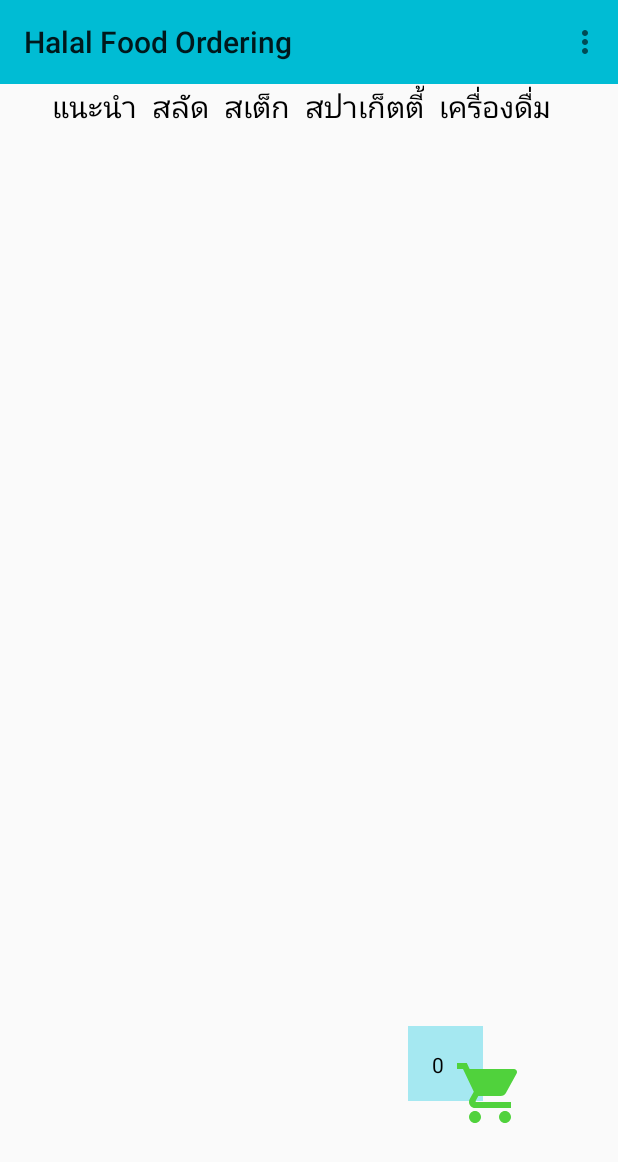
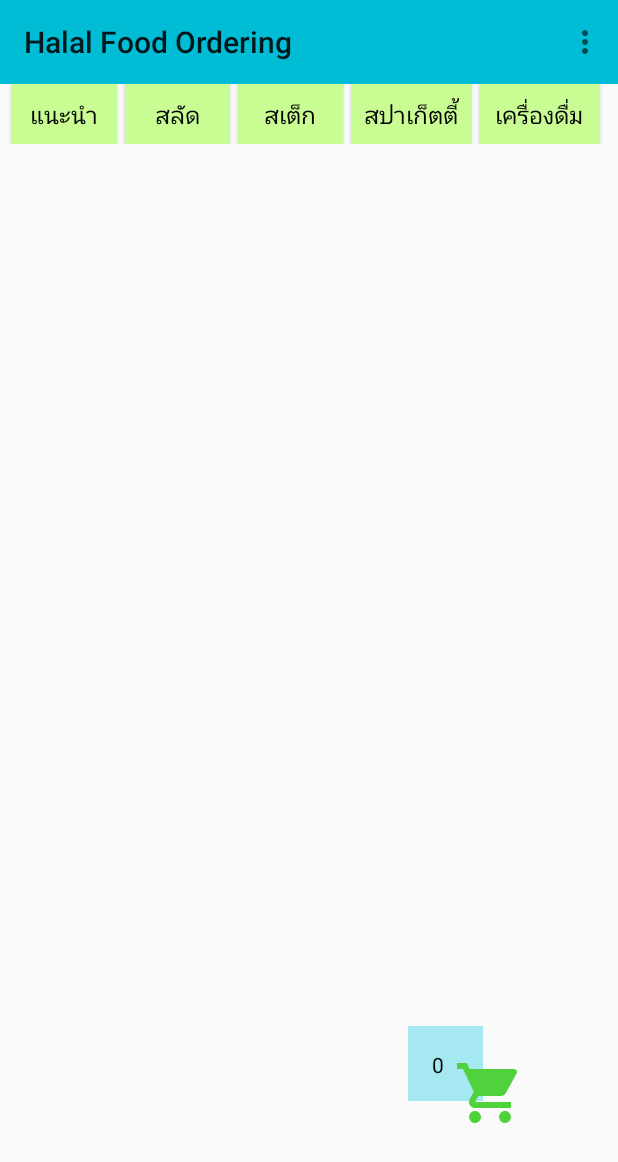
Before and after one commit to pawinee25/Raansalatpak, an Android app: the MainActivity screen opened directly, with no data from a screen before it, on a phone screen of 412 x 824 dp. Shown: the top 1162 px of the screen. Run offline under Robolectric (Android 15) with nearby library versions, the phone set to English and light mode, and no system bars; libraries missing offline, so code that uses them is left out: com.adedom.library; 3 statements that could not run were skipped.

Commit message:
complete 1/11/64

```diff
--- a/app/src/main/java/com/example/raansalatpak/CartActivity.java
+++ b/app/src/main/java/com/example/raansalatpak/CartActivity.java
@@ -80,13 +80,13 @@ public class CartActivity extends AppCompatActivity {
         AlertDialog.Builder dialog = new AlertDialog.Builder(this);
         dialog.setTitle("ยืนยันคำสั่งซื้อ");
         dialog.setMessage("คุณต้องการสั่งอาหารใช่หรือไม่?   กรุณามารับอาหารหลังจากที่สั่งในอีก45นาที");
-        dialog.setNegativeButton("Cancel", new DialogInterface.OnClickListener() {
+        dialog.setNegativeButton("ยกเลิก", new DialogInterface.OnClickListener() {
             @Override
             public void onClick(DialogInterface dialogInterface, int i) {
                 dialogInterface.dismiss();
             }
         });
-        dialog.setPositiveButton("OK", new DialogInterface.OnClickListener() {
+        dialog.setPositiveButton("ยืนยัน", new DialogInterface.OnClickListener() {
             @Override
             public void onClick(DialogInterface dialogInterface, int i) {
                 insertOrder();
--- a/app/src/main/java/com/example/raansalatpak/MainActivity.java
+++ b/app/src/main/java/com/example/raansalatpak/MainActivity.java
@@ -6,6 +6,7 @@ import android.os.Bundle;
 import android.view.Menu;
 import android.view.MenuItem;
 import android.view.View;
+import android.widget.Button;
 import android.widget.ImageView;
 import android.widget.TextView;
 import android.widget.Toast;
@@ -24,11 +25,11 @@ import java.util.ArrayList;
 public class MainActivity extends AppCompatActivity {
 
     private static int REQUEST_CODE_CART = 101;
-    private TextView mTvrecommend;
-    private TextView mTvsalat;
-    private TextView mTvspaghetti;
-    private TextView mTvsteak;
-    private TextView mTvdrinks;
+    private Button mTvrecommend;
+    private Button mTvsalat;
+    private Button mTvspaghetti;
+    private Button mTvsteak;
+    private Button mTvdrinks;
     private static final String TAG = "MainActivity";
     private ArrayList<Product> items;
     private RecyclerView mRecyclerView;
@@ -137,11 +138,11 @@ public class MainActivity extends AppCompatActivity {
         toolbar.setTitle("Halal Food Ordering");
         setSupportActionBar(toolbar);
 
-        mTvrecommend = (TextView) findViewById(R.id.tv_recommend);
-        mTvsalat = (TextView) findViewById(R.id.tv_salat);
-        mTvspaghetti = (TextView) findViewById(R.id.tv_spaghetti);
-        mTvsteak = (TextView) findViewById(R.id.tv_steak);
-        mTvdrinks = (TextView) findViewById(R.id.tv_drinks);
+        mTvrecommend = (Button) findViewById(R.id.tv_recommend);
+        mTvsalat = (Button) findViewById(R.id.tv_salat);
+        mTvspaghetti = (Button) findViewById(R.id.tv_spaghetti);
+        mTvsteak = (Button) findViewById(R.id.tv_steak);
+        mTvdrinks = (Button) findViewById(R.id.tv_drinks);
         mTvOrder = (TextView) findViewById(R.id.tvOrder);
         mIvCart = (ImageView) findViewById(R.id.iv_imageCart);
 
--- a/app/src/main/java/com/example/raansalatpak/RegisterActivity.java
+++ b/app/src/main/java/com/example/raansalatpak/RegisterActivity.java
@@ -31,9 +31,7 @@ public class RegisterActivity extends AppCompatActivity {
     protected void onCreate(Bundle savedInstanceState) {
         super.onCreate(savedInstanceState);
         setContentView(R.layout.activity_register);
-        Toolbar toolbar = (Toolbar) findViewById(R.id.toolbar);
-        toolbar.setTitle("กรอกรายละเอียดเพื่อสมัครสมาชิก");
-        setSupportActionBar(toolbar);
+
 
         mEdtname = (EditText) findViewById(R.id.edt_name);
         mEdtsurname = (EditText) findViewById(R.id.edt_surname);
--- a/app/src/main/res/layout/activity_main.xml
+++ b/app/src/main/res/layout/activity_main.xml
@@ -16,6 +16,16 @@
         app:layout_constraintStart_toStartOf="parent"
         app:layout_constraintTop_toTopOf="parent" />
 
+<!--    <ScrollView-->
+<!--        android:layout_width="match_parent"-->
+<!--        android:layout_height="wrap_content"-->
+<!--        android:fillViewport="true"-->
+<!--        android:scrollbars = "horizontal"-->
+<!--        android:scrollbarStyle="insideInset"-->
+<!--        tools:ignore="MissingConstraints"-->
+<!--        app:layout_constraintEnd_toEndOf="parent"-->
+<!--        app:layout_constraintStart_toStartOf="parent"-->
+<!--        app:layout_constraintTop_toBottomOf="@+id/toolbar">-->
     <LinearLayout
         android:id="@+id/tab"
         android:layout_width="match_parent"
@@ -26,58 +36,66 @@
         app:layout_constraintStart_toStartOf="parent"
         app:layout_constraintTop_toBottomOf="@+id/toolbar">
 
-        <TextView
+
+        <Button
             android:id="@+id/tv_recommend"
-            android:layout_width="wrap_content"
-            android:layout_height="wrap_content"
-            android:layout_marginRight="10dp"
+            android:layout_width="70dp"
+            android:layout_marginLeft="15dp"
+            android:layout_marginRight="5dp"
+            android:layout_height="40dp"
+            android:background="#C9FD94"
+            android:layout_marginStart="10dp"
             android:text="แนะนำ"
             android:textColor="@color/black"
-            android:textSize="20dp"
+            android:textSize="16dp"
             app:layout_constraintEnd_toStartOf="@+id/tv_salat"
             app:layout_constraintStart_toEndOf="parent"
             app:layout_constraintTop_toTopOf="parent" />
 
-        <TextView
+        <Button
             android:id="@+id/tv_salat"
-            android:layout_width="wrap_content"
-            android:layout_height="wrap_content"
+            android:layout_width="70dp"
+            android:layout_marginLeft="5dp"
+            android:layout_marginRight="5dp"
+            android:background="#C9FD94"
+            android:layout_height="40dp"
             android:textColor="@color/black"
-            android:layout_marginRight="10dp"
             android:text="สลัด"
-            android:textSize="20dp" />
+            android:textSize="16dp" />
 
-        <TextView
+        <Button
             android:id="@+id/tv_steak"
-            android:layout_width="wrap_content"
-            android:layout_height="wrap_content"
-            android:layout_marginRight="10dp"
+            android:layout_width="70dp"
+            android:layout_marginRight="5dp"
+            android:background="#C9FD94"
+            android:layout_height="40dp"
             android:textColor="@color/black"
             android:text="สเต็ก"
-            android:textSize="20dp" />
+            android:textSize="16dp" />
 
-        <TextView
+        <Button
             android:id="@+id/tv_spaghetti"
-            android:layout_width="wrap_content"
-            android:layout_height="wrap_content"
-            android:layout_marginRight="10dp"
+            android:layout_width="80dp"
+            android:layout_marginRight="5dp"
+            android:background="#C9FD94"
+            android:layout_height="40dp"
             android:textColor="@color/black"
             android:text="สปาเก็ตตี้"
-            android:textSize="20dp" />
+            android:textSize="16dp" />
 
-        <TextView
+        <Button
             android:id="@+id/tv_drinks"
-            android:layout_width="wrap_content"
-            android:layout_height="wrap_content"
-            android:layout_marginRight="10dp"
+            android:layout_width="80dp"
+            android:layout_marginRight="15dp"
+            android:background="#C9FD94"
+            android:layout_height="40dp"
             android:textColor="@color/black"
             android:text="เครื่องดื่ม"
-            android:textSize="20dp" />
+            android:textSize="16dp" />
 
 
     </LinearLayout>
-
-
+<!--</ScrollView>-->
     <FrameLayout
         android:id="@+id/framelayout"
         android:layout_width="match_parent"
@@ -85,7 +103,9 @@
         app:layout_constraintBottom_toBottomOf="parent"
         app:layout_constraintEnd_toEndOf="parent"
         app:layout_constraintStart_toStartOf="parent"
-        app:layout_constraintTop_toBottomOf="@+id/tab"></FrameLayout>
+        app:layout_constraintTop_toBottomOf="@+id/tab">
+
+    </FrameLayout>
 
     <TextView
         android:id="@+id/tvOrder"
--- a/app/src/main/res/layout/activity_order_detail.xml
+++ b/app/src/main/res/layout/activity_order_detail.xml
@@ -33,7 +33,7 @@
         android:layout_width="wrap_content"
         android:layout_height="wrap_content"
         android:textColor="@color/black"
-        android:textSize="20dp"
+        android:textSize="15dp"
         android:layout_marginTop="15dp"
         android:text="Passion fruit juice" />
 
@@ -42,7 +42,7 @@
         android:layout_width="wrap_content"
         android:layout_height="wrap_content"
         android:layout_marginTop="20dp"
-        android:textSize="20dp"
+        android:textSize="15dp"
         android:gravity="center"
         android:textColor="@color/black"
         android:text="รายละเอียดอาหาร"
@@ -53,7 +53,7 @@
         android:id="@+id/v_roll"
         android:layout_width="match_parent"
         android:layout_height="35dp"
-        android:layout_marginTop="30dp"
+        android:layout_marginTop="20dp"
         android:background="#A5E8F1"
         app:layout_constraintEnd_toEndOf="parent"
         app:layout_constraintStart_toStartOf="parent"
@@ -117,11 +117,10 @@
     </LinearLayout>
 
     <RelativeLayout
-
         android:id="@+id/submit"
         android:layout_width="420dp"
         android:layout_height="50dp"
-        android:layout_marginTop="40dp"
+        android:layout_marginTop="20dp"
         android:layout_marginBottom="10dp"
         android:background="@drawable/ic_launcher_background"
         android:backgroundTint="#4CAF50"
--- a/app/src/main/res/layout/item_cart.xml
+++ b/app/src/main/res/layout/item_cart.xml
@@ -9,9 +9,10 @@
     xmlns:android="http://schemas.android.com/apk/res/android">
 
     <ImageView
+        android:layout_marginLeft="30dp"
         android:id="@+id/iv_imagefood"
-        android:layout_width="130dp"
-        android:layout_height="120dp"
+        android:layout_width="80dp"
+        android:layout_height="100dp"
         android:src="@mipmap/ic_launcher" />
 
     <LinearLayout
--- a/app/src/main/res/layout/item_food.xml
+++ b/app/src/main/res/layout/item_food.xml
@@ -9,6 +9,7 @@
         android:id="@+id/ivFoodImage"
         android:layout_width="100dp"
         android:layout_height="100dp"
+        android:layout_marginLeft="30dp"
         android:scaleType="centerCrop"
         android:src="@drawable/patom"
         app:layout_constraintBottom_toBottomOf="parent"
--- a/app/src/main/res/layout/item_recommend.xml
+++ b/app/src/main/res/layout/item_recommend.xml
@@ -9,6 +9,7 @@
     xmlns:android="http://schemas.android.com/apk/res/android">
 
     <ImageView
+        android:layout_marginLeft="30dp"
         android:id="@+id/iv_imagefood"
         android:layout_width="150dp"
         android:layout_height="150dp"
```
